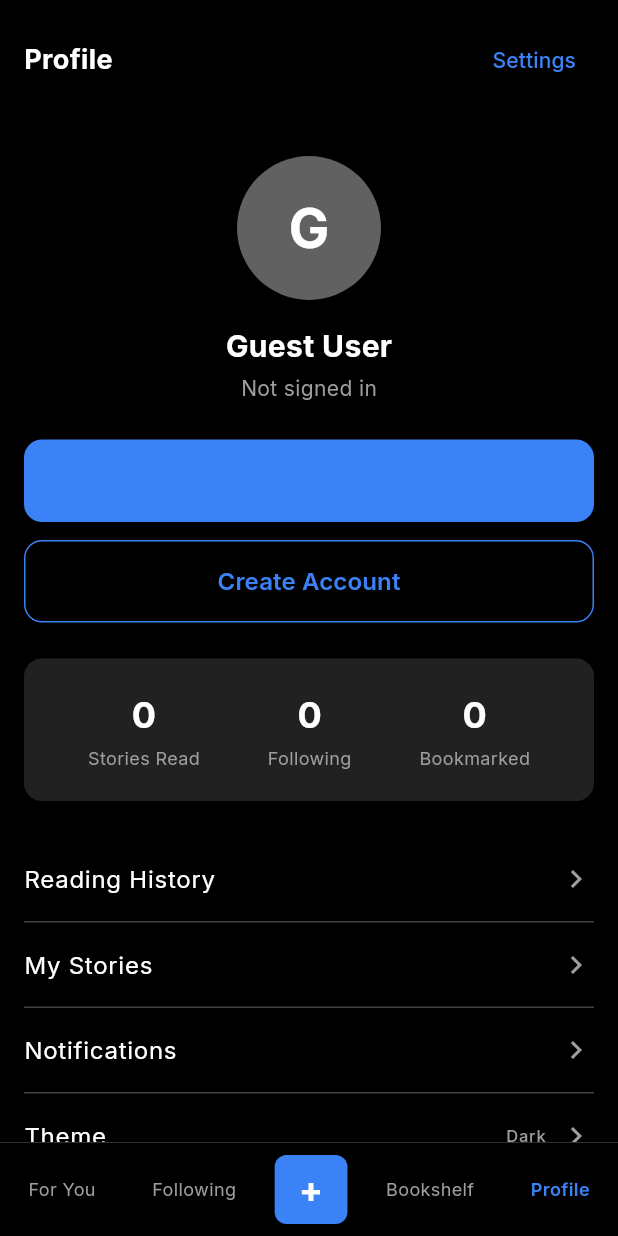
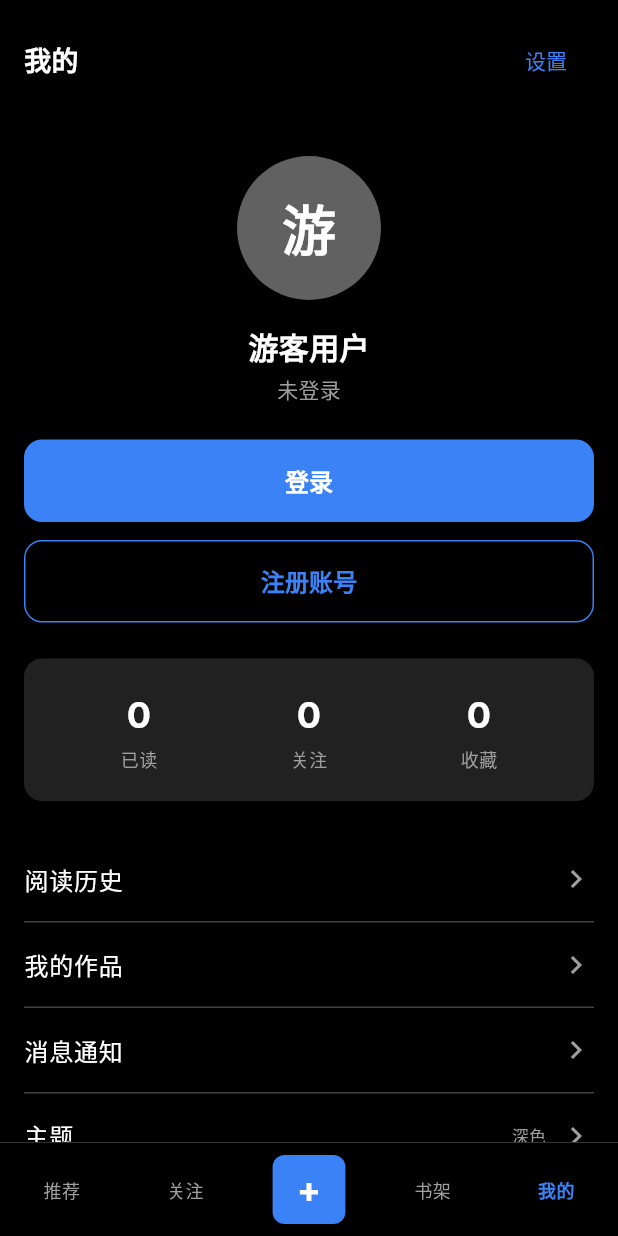
Before and after one commit to leozhansino-design/butternovel, a Flutter app: the screen it shows after launch, item 5 of the bottom bar chosen, on a phone screen of 412 x 824 dp. Run offline on Flutter 3.47's test engine with Material 3 defaults, Android fonts, the phone set to English and light mode, and no system bars; our stand-ins replace google_fonts; network calls fail.

Commit message:
feat: Add Chinese UI and fix button visibility
- Translate all UI text to Chinese
- Fix button foregroundColor for white text visibility
- Add search icon button to For You header
- Update Writing Tips to 100,000 character limit
- Improve empty state messages

```diff
--- a/flutter_app/lib/screens/bookshelf_screen.dart
+++ b/flutter_app/lib/screens/bookshelf_screen.dart
@@ -13,7 +13,7 @@ class BookshelfScreen extends StatelessWidget {
             Padding(
               padding: const EdgeInsets.all(16),
               child: Text(
-                'My Bookshelf',
+                '我的书架',
                 style: TextStyle(
                   color: Colors.white,
                   fontSize: 18,
@@ -36,7 +36,7 @@ class BookshelfScreen extends StatelessWidget {
                     ),
                     const SizedBox(height: 16),
                     Text(
-                      'No books saved',
+                      '书架空空如也',
                       style: TextStyle(
                         color: Colors.grey[400],
                         fontSize: 18,
@@ -44,7 +44,7 @@ class BookshelfScreen extends StatelessWidget {
                     ),
                     const SizedBox(height: 8),
                     Text(
-                      'Save your favorite stories to read\nthem anytime, even offline',
+                      '收藏喜欢的故事\n随时随地阅读',
                       textAlign: TextAlign.center,
                       style: TextStyle(
                         color: Colors.grey[600],
@@ -56,6 +56,7 @@ class BookshelfScreen extends StatelessWidget {
                       onPressed: () {},
                       style: ElevatedButton.styleFrom(
                         backgroundColor: const Color(0xFF3b82f6),
+                        foregroundColor: Colors.white,
                         padding: const EdgeInsets.symmetric(
                           horizontal: 24,
                           vertical: 12,
@@ -64,19 +65,19 @@ class BookshelfScreen extends StatelessWidget {
                           borderRadius: BorderRadius.circular(24),
                         ),
                       ),
-                      child: const Text('Explore Stories'),
+                      child: const Text('去发现故事'),
                     ),
                     const SizedBox(height: 48),
                     // Continue Reading Section
                     _buildSection(
-                      'Continue Reading',
-                      'Stories you\'re reading will appear here',
+                      '继续阅读',
+                      '正在阅读的故事会显示在这里',
                     ),
                     const SizedBox(height: 24),
                     // Saved for Later Section
                     _buildSection(
-                      'Saved for Later',
-                      'Stories you save will appear here',
+                      '稍后阅读',
+                      '收藏的故事会显示在这里',
                     ),
                   ],
                 ),
--- a/flutter_app/lib/screens/create_screen.dart
+++ b/flutter_app/lib/screens/create_screen.dart
@@ -33,12 +33,12 @@ class _CreateScreenState extends State<CreateScreen> {
                   TextButton(
                     onPressed: () {},
                     child: Text(
-                      'Cancel',
+                      '取消',
                       style: TextStyle(color: Colors.grey[400]),
                     ),
                   ),
                   const Text(
-                    'Create Story',
+                    '创作故事',
                     style: TextStyle(
                       color: Colors.white,
                       fontSize: 18,
@@ -49,6 +49,7 @@ class _CreateScreenState extends State<CreateScreen> {
                     onPressed: () {},
                     style: ElevatedButton.styleFrom(
                       backgroundColor: const Color(0xFF3b82f6),
+                      foregroundColor: Colors.white,
                       padding: const EdgeInsets.symmetric(
                         horizontal: 16,
                         vertical: 8,
@@ -57,7 +58,7 @@ class _CreateScreenState extends State<CreateScreen> {
                         borderRadius: BorderRadius.circular(20),
                       ),
                     ),
-                    child: const Text('Publish'),
+                    child: const Text('发布'),
                   ),
                 ],
               ),
@@ -77,7 +78,7 @@ class _CreateScreenState extends State<CreateScreen> {
                         fontWeight: FontWeight.bold,
                       ),
                       decoration: InputDecoration(
-                        hintText: 'Story Title',
+                        hintText: '故事标题',
                         hintStyle: TextStyle(color: Colors.grey[600]),
                         border: InputBorder.none,
                       ),
@@ -94,7 +95,7 @@ class _CreateScreenState extends State<CreateScreen> {
                         height: 1.6,
                       ),
                       decoration: InputDecoration(
-                        hintText: 'Write your story...',
+                        hintText: '开始写你的故事...',
                         hintStyle: TextStyle(color: Colors.grey[600]),
                         border: InputBorder.none,
                       ),
@@ -111,7 +112,7 @@ class _CreateScreenState extends State<CreateScreen> {
                         crossAxisAlignment: CrossAxisAlignment.start,
                         children: [
                           Text(
-                            'Writing Tips',
+                            '写作提示',
                             style: TextStyle(
                               color: const Color(0xFF3b82f6),
                               fontWeight: FontWeight.w600,
@@ -119,7 +120,7 @@ class _CreateScreenState extends State<CreateScreen> {
                           ),
                           const SizedBox(height: 8),
                           Text(
-                            'Short stories work best when they\'re between 500-2000 words. Start with a hook that grabs attention!',
+                            '短篇故事字数限制在 10 万字符以内。用一个吸引人的开头抓住读者的注意力！',
                             style: TextStyle(
                               color: Colors.grey[400],
                               fontSize: 14,
--- a/flutter_app/lib/screens/following_screen.dart
+++ b/flutter_app/lib/screens/following_screen.dart
@@ -13,7 +13,7 @@ class FollowingScreen extends StatelessWidget {
             Padding(
               padding: const EdgeInsets.all(16),
               child: Text(
-                'Following',
+                '关注',
                 style: TextStyle(
                   color: Colors.white,
                   fontSize: 18,
@@ -34,7 +34,7 @@ class FollowingScreen extends StatelessWidget {
                     ),
                     const SizedBox(height: 16),
                     Text(
-                      'No authors yet',
+                      '还没有关注作者',
                       style: TextStyle(
                         color: Colors.grey[400],
                         fontSize: 18,
@@ -42,7 +42,7 @@ class FollowingScreen extends StatelessWidget {
                     ),
                     const SizedBox(height: 8),
                     Text(
-                      'Follow your favorite authors to see\ntheir latest stories here',
+                      '关注你喜欢的作者\n在这里看到他们的最新故事',
                       textAlign: TextAlign.center,
                       style: TextStyle(
                         color: Colors.grey[600],
@@ -54,6 +54,7 @@ class FollowingScreen extends StatelessWidget {
                       onPressed: () {},
                       style: ElevatedButton.styleFrom(
                         backgroundColor: const Color(0xFF3b82f6),
+                        foregroundColor: Colors.white,
                         padding: const EdgeInsets.symmetric(
                           horizontal: 24,
                           vertical: 12,
@@ -62,7 +63,7 @@ class FollowingScreen extends StatelessWidget {
                           borderRadius: BorderRadius.circular(24),
                         ),
                       ),
-                      child: const Text('Discover Authors'),
+                      child: const Text('发现作者'),
                     ),
                   ],
                 ),
--- a/flutter_app/lib/screens/main_screen.dart
+++ b/flutter_app/lib/screens/main_screen.dart
@@ -47,11 +47,11 @@ class _MainScreenState extends State<MainScreen> {
             child: Row(
               mainAxisAlignment: MainAxisAlignment.spaceAround,
               children: [
-                _buildNavItem(0, 'For You'),
-                _buildNavItem(1, 'Following'),
+                _buildNavItem(0, '推荐'),
+                _buildNavItem(1, '关注'),
                 _buildCreateButton(),
-                _buildNavItem(3, 'Bookshelf'),
-                _buildNavItem(4, 'Profile'),
+                _buildNavItem(3, '书架'),
+                _buildNavItem(4, '我的'),
               ],
             ),
           ),
--- a/flutter_app/lib/screens/profile_screen.dart
+++ b/flutter_app/lib/screens/profile_screen.dart
@@ -17,7 +17,7 @@ class ProfileScreen extends StatelessWidget {
                   mainAxisAlignment: MainAxisAlignment.spaceBetween,
                   children: [
                     const Text(
-                      'Profile',
+                      '我的',
                       style: TextStyle(
                         color: Colors.white,
                         fontSize: 18,
@@ -27,7 +27,7 @@ class ProfileScreen extends StatelessWidget {
                     TextButton(
                       onPressed: () {},
                       child: Text(
-                        'Settings',
+                        '设置',
                         style: TextStyle(color: const Color(0xFF3b82f6)),
                       ),
                     ),
@@ -49,7 +49,7 @@ class ProfileScreen extends StatelessWidget {
                       ),
                       child: const Center(
                         child: Text(
-                          'G',
+                          '游',
                           style: TextStyle(
                             color: Colors.white,
                             fontSize: 36,
@@ -60,7 +60,7 @@ class ProfileScreen extends StatelessWidget {
                     ),
                     const SizedBox(height: 16),
                     const Text(
-                      'Guest User',
+                      '游客用户',
                       style: TextStyle(
                         color: Colors.white,
                         fontSize: 20,
@@ -69,7 +69,7 @@ class ProfileScreen extends StatelessWidget {
                     ),
                     const SizedBox(height: 4),
                     Text(
-                      'Not signed in',
+                      '未登录',
                       style: TextStyle(color: Colors.grey[500]),
                     ),
                   ],
@@ -86,13 +86,14 @@ class ProfileScreen extends StatelessWidget {
                         onPressed: () {},
                         style: ElevatedButton.styleFrom(
                           backgroundColor: const Color(0xFF3b82f6),
+                          foregroundColor: Colors.white,
                           padding: const EdgeInsets.symmetric(vertical: 16),
                           shape: RoundedRectangleBorder(
                             borderRadius: BorderRadius.circular(12),
                           ),
                         ),
                         child: const Text(
-                          'Sign In',
+                          '登录',
                           style: TextStyle(
                             fontSize: 16,
                             fontWeight: FontWeight.w600,
@@ -113,7 +114,7 @@ class ProfileScreen extends StatelessWidget {
                           ),
                         ),
                         child: const Text(
-                          'Create Account',
+                          '注册账号',
                           style: TextStyle(
                             color: Color(0xFF3b82f6),
                             fontSize: 16,
@@ -137,9 +138,9 @@ class ProfileScreen extends StatelessWidget {
                 child: Row(
                   mainAxisAlignment: MainAxisAlignment.spaceAround,
                   children: [
-                    _buildStatItem('0', 'Stories Read'),
-                    _buildStatItem('0', 'Following'),
-                    _buildStatItem('0', 'Bookmarked'),
+                    _buildStatItem('0', '已读'),
+                    _buildStatItem('0', '关注'),
+                    _buildStatItem('0', '收藏'),
                   ],
                 ),
               ),
@@ -149,11 +150,11 @@ class ProfileScreen extends StatelessWidget {
                 padding: const EdgeInsets.symmetric(horizontal: 16),
                 child: Column(
                   children: [
-                    _buildMenuItem('Reading History'),
-                    _buildMenuItem('My Stories'),
-                    _buildMenuItem('Notifications'),
-                    _buildMenuItem('Theme', subtitle: 'Dark'),
-                    _buildMenuItem('About ButterNovel'),
+                    _buildMenuItem('阅读历史'),
+                    _buildMenuItem('我的作品'),
+                    _buildMenuItem('消息通知'),
+                    _buildMenuItem('主题', subtitle: '深色'),
+                    _buildMenuItem('关于 ButterNovel'),
                   ],
                 ),
               ),
```
Also changed, not shown: flutter_app/lib/screens/for_you_screen.dart (+18 -6 lines).
